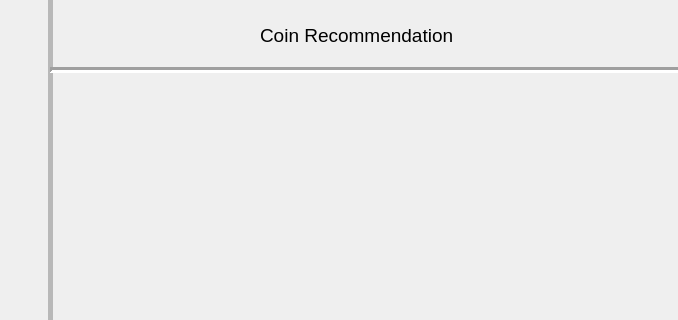
Before: the Qt Designer form result.ui in OSS-2021-team3/Drawing-Trade, drawn with Qt 5; both pictures show x 350 to 1028 and y 0 to 320 of the 1028 by 710 pixel window.
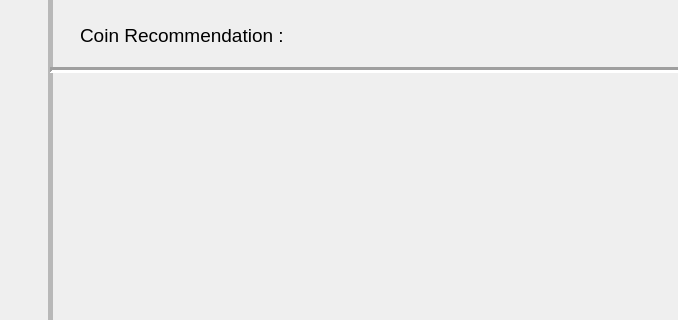
After: the same form once the commit is applied.

What changed in the file:
```diff
--- a/result.ui
+++ b/result.ui
@@ -109,7 +109,7 @@
   <widget class="QLabel" name="label_3">
    <property name="geometry">
     <rect>
-     <x>610</x>
+     <x>430</x>
      <y>20</y>
      <width>251</width>
      <height>31</height>
@@ -125,12 +125,31 @@
     <enum>QFrame::Plain</enum>
    </property>
    <property name="text">
-    <string>Coin Recommendation</string>
+    <string>Coin Recommendation :</string>
    </property>
    <property name="textFormat">
     <enum>Qt::AutoText</enum>
    </property>
   </widget>
+  <widget class="QLabel" name="label">
+   <property name="geometry">
+    <rect>
+     <x>690</x>
+     <y>20</y>
+     <width>221</width>
+     <height>31</height>
+    </rect>
+   </property>
+   <property name="font">
+    <font>
+     <family>Arial</family>
+     <pointsize>14</pointsize>
+    </font>
+   </property>
+   <property name="text">
+    <string/>
+   </property>
+  </widget>
  </widget>
  <resources/>
  <connections/>
```
